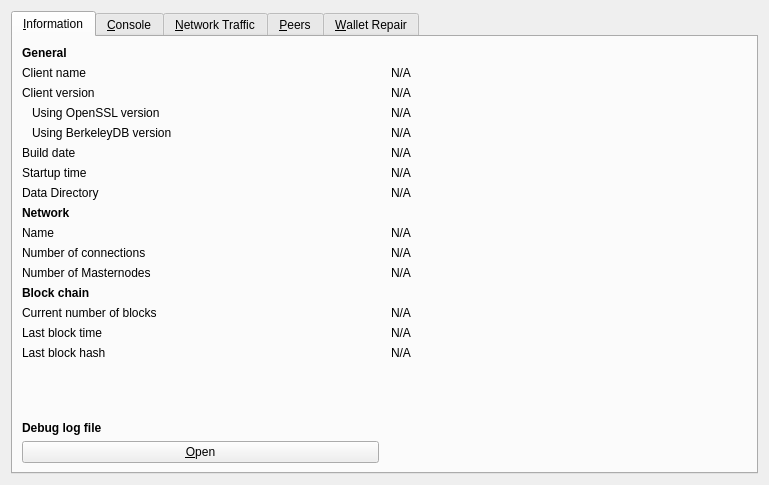
Before: the Qt Designer form src/qt/forms/rpcconsole.ui in wagerr/wagerr, drawn with Qt 5.
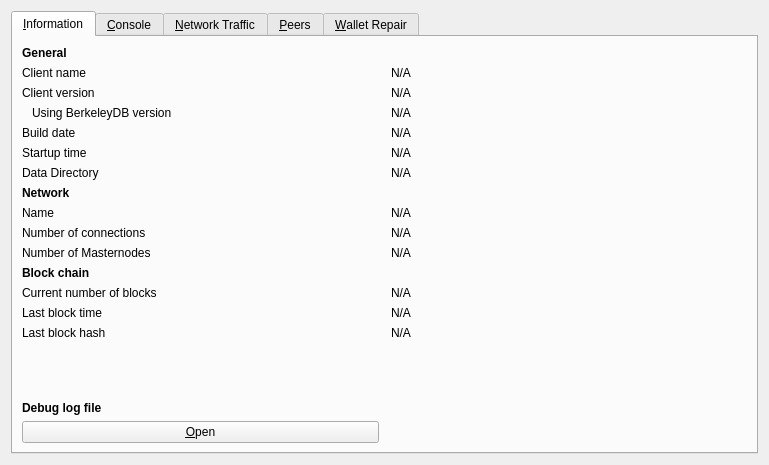
After: the same form once the commit is applied. The open tabs and pages were chosen to show the change. Icons and pictures are not drawn. Custom widgets are drawn as their Qt base class.

Commit message:
Remove openssl info from init/log and from Qt debug window
Backport of https://github.com/bitcoin/bitcoin/pull/7605

```diff
--- a/src/qt/forms/rpcconsole.ui
+++ b/src/qt/forms/rpcconsole.ui
@@ -7,7 +7,7 @@
     <x>0</x>
     <y>0</y>
     <width>769</width>
-    <height>485</height>
+    <height>465</height>
    </rect>
   </property>
   <property name="windowTitle">
@@ -27,13 +27,6 @@
        <property name="horizontalSpacing">
         <number>12</number>
        </property>
-       <item row="7" column="1">
-        <widget class="QLabel" name="dataDir">
-         <property name="text">
-          <string>N/A</string>
-         </property>
-        </widget>
-       </item>
        <item row="0" column="0">
         <widget class="QLabel" name="generalHeader">
          <property name="font">
@@ -94,32 +87,6 @@
         </widget>
        </item>
        <item row="3" column="0">
-        <widget class="QLabel" name="openSSLVersionLabel">
-         <property name="text">
-          <string>Using OpenSSL version</string>
-         </property>
-         <property name="indent">
-          <number>10</number>
-         </property>
-        </widget>
-       </item>
-       <item row="3" column="1">
-        <widget class="QLabel" name="openSSLVersion">
-         <property name="cursor">
-          <cursorShape>IBeamCursor</cursorShape>
-         </property>
-         <property name="text">
-          <string>N/A</string>
-         </property>
-         <property name="textFormat">
-          <enum>Qt::PlainText</enum>
-         </property>
-         <property name="textInteractionFlags">
-          <set>Qt::LinksAccessibleByMouse|Qt::TextSelectableByKeyboard|Qt::TextSelectableByMouse</set>
-         </property>
-        </widget>
-       </item>
-       <item row="4" column="0">
         <widget class="QLabel" name="berkeleyDBVersionLabel">
          <property name="text">
           <string>Using BerkeleyDB version</string>
@@ -129,7 +96,7 @@
          </property>
         </widget>
        </item>
-       <item row="4" column="1">
+       <item row="3" column="1">
         <widget class="QLabel" name="berkeleyDBVersion">
          <property name="cursor">
           <cursorShape>IBeamCursor</cursorShape>
@@ -145,14 +112,14 @@
          </property>
         </widget>
        </item>
-       <item row="5" column="0">
+       <item row="4" column="0">
         <widget class="QLabel" name="buildDateLabel">
          <property name="text">
           <string>Build date</string>
          </property>
         </widget>
        </item>
-       <item row="5" column="1">
+       <item row="4" column="1">
         <widget class="QLabel" name="buildDate">
          <property name="cursor">
           <cursorShape>IBeamCursor</cursorShape>
@@ -168,14 +135,14 @@
          </property>
         </widget>
        </item>
-       <item row="6" column="0">
+       <item row="5" column="0">
         <widget class="QLabel" name="startupTimeLabel">
          <property name="text">
           <string>Startup time</string>
          </property>
         </widget>
        </item>
-       <item row="6" column="1">
+       <item row="5" column="1">
         <widget class="QLabel" name="startupTime">
          <property name="cursor">
           <cursorShape>IBeamCursor</cursorShape>
@@ -191,7 +158,21 @@
          </property>
         </widget>
        </item>
-       <item row="8" column="0">
+       <item row="6" column="0">
+        <widget class="QLabel" name="dataDirLabel">
+         <property name="text">
+          <string>Data Directory</string>
+         </property>
+        </widget>
+       </item>
+       <item row="6" column="1">
+        <widget class="QLabel" name="dataDir">
+         <property name="text">
+          <string>N/A</string>
+         </property>
+        </widget>
+       </item>
+       <item row="7" column="0">
         <widget class="QLabel" name="networkHeader">
          <property name="font">
           <font>
@@ -204,14 +185,14 @@
          </property>
         </widget>
        </item>
-       <item row="9" column="0">
+       <item row="8" column="0">
         <widget class="QLabel" name="networkNameLabel">
          <property name="text">
           <string>Name</string>
          </property>
         </widget>
        </item>
-       <item row="9" column="1">
+       <item row="8" column="1">
         <widget class="QLabel" name="networkName">
          <property name="cursor">
           <cursorShape>IBeamCursor</cursorShape>
@@ -227,14 +208,14 @@
          </property>
         </widget>
        </item>
-       <item row="10" column="0">
+       <item row="9" column="0">
         <widget class="QLabel" name="numberOfConnectionsLabel">
          <property name="text">
           <string>Number of connections</string>
          </property>
         </widget>
        </item>
-       <item row="10" column="1">
+       <item row="9" column="1">
         <widget class="QLabel" name="numberOfConnections">
          <property name="cursor">
           <cursorShape>IBeamCursor</cursorShape>
@@ -250,14 +231,14 @@
          </property>
         </widget>
        </item>
-       <item row="11" column="0">
+       <item row="10" column="0">
         <widget class="QLabel" name="masternodeCountLabel">
          <property name="text">
           <string>Number of Masternodes</string>
          </property>
         </widget>
        </item>
-       <item row="11" column="1">
+       <item row="10" column="1">
         <widget class="QLabel" name="masternodeCount">
          <property name="cursor">
           <cursorShape>IBeamCursor</cursorShape>
@@ -273,7 +254,7 @@
          </property>
         </widget>
        </item>
-       <item row="12" column="0">
+       <item row="11" column="0">
         <widget class="QLabel" name="blockchainHeader">
          <property name="font">
           <font>
@@ -286,14 +267,14 @@
          </property>
         </widget>
        </item>
-       <item row="13" column="0">
+       <item row="12" column="0">
         <widget class="QLabel" name="numberOfBlocksLabel">
          <property name="text">
           <string>Current number of blocks</string>
          </property>
         </widget>
        </item>
-       <item row="13" column="1">
+       <item row="12" column="1">
         <widget class="QLabel" name="numberOfBlocks">
          <property name="cursor">
           <cursorShape>IBeamCursor</cursorShape>
@@ -309,14 +290,14 @@
          </property>
         </widget>
        </item>
-       <item row="14" column="0">
+       <item row="13" column="0">
         <widget class="QLabel" name="lastBlockTimeLabel">
          <property name="text">
           <string>Last block time</string>
          </property>
         </widget>
        </item>
-       <item row="14" column="1">
+       <item row="13" column="1">
         <widget class="QLabel" name="lastBlockTime">
          <property name="cursor">
           <cursorShape>IBeamCursor</cursorShape>
@@ -332,7 +313,21 @@
          </property>
         </widget>
        </item>
-       <item row="16" column="0">
+       <item row="14" column="0">
+        <widget class="QLabel" name="lastBlockHashLabel">
+         <property name="text">
+          <string>Last block hash</string>
+         </property>
+        </widget>
+       </item>
+       <item row="14" column="1">
+        <widget class="QLabel" name="lastBlockHash">
+         <property name="text">
+          <string>N/A</string>
+         </property>
+        </widget>
+       </item>
+       <item row="15" column="0">
         <spacer name="verticalSpacer_2">
          <property name="orientation">
           <enum>Qt::Vertical</enum>
@@ -345,7 +340,7 @@
          </property>
         </spacer>
        </item>
-       <item row="17" column="0">
+       <item row="16" column="0">
         <widget class="QLabel" name="debugLogFileHeader">
          <property name="font">
           <font>
@@ -358,7 +353,7 @@
          </property>
         </widget>
        </item>
-       <item row="18" column="0">
+       <item row="17" column="0">
         <widget class="QPushButton" name="openDebugLogfileButton">
          <property name="toolTip">
           <string>Open the Wagerr debug log file from the current data directory. This can take a few seconds for large log files.</string>
@@ -371,27 +366,6 @@
          </property>
         </widget>
        </item>
-       <item row="7" column="0">
-        <widget class="QLabel" name="dataDirLabel">
-         <property name="text">
-          <string>Data Directory</string>
-         </property>
-        </widget>
-       </item>
-       <item row="15" column="0">
-        <widget class="QLabel" name="lastBlockHashLabel">
-         <property name="text">
-          <string>Last block hash</string>
-         </property>
-        </widget>
-       </item>
-       <item row="15" column="1">
-        <widget class="QLabel" name="lastBlockHash">
-         <property name="text">
-          <string>N/A</string>
-         </property>
-        </widget>
-       </item>
       </layout>
      </widget>
      <widget class="QWidget" name="tab_console">
```
The commit also changes 2 other files.
